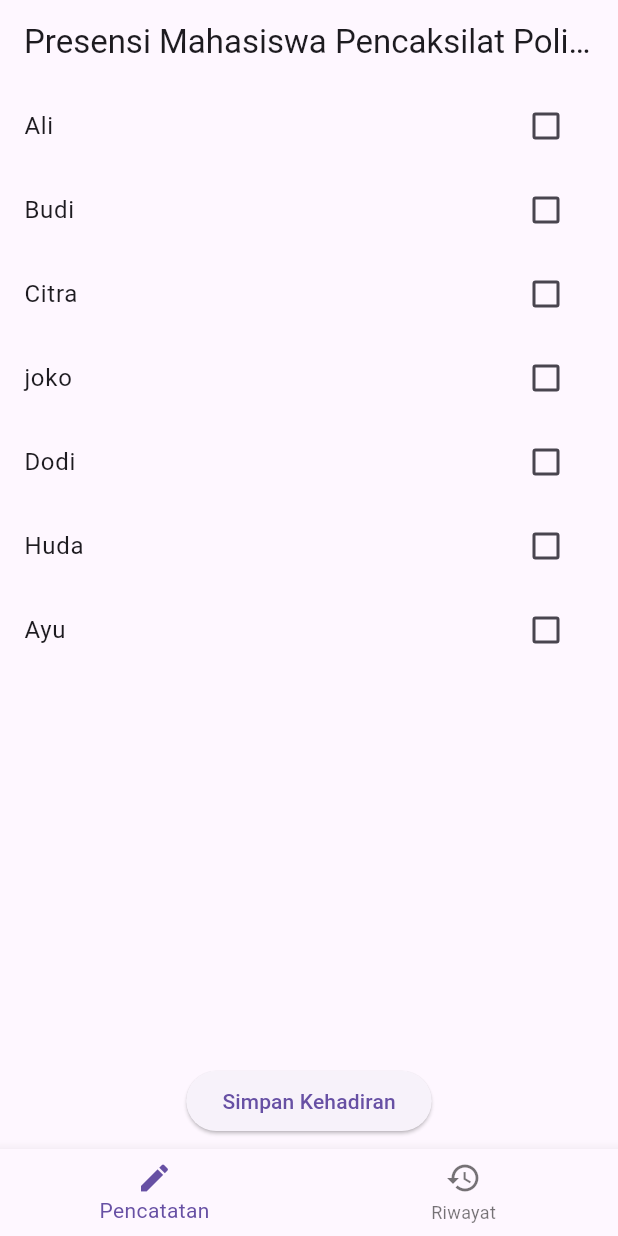
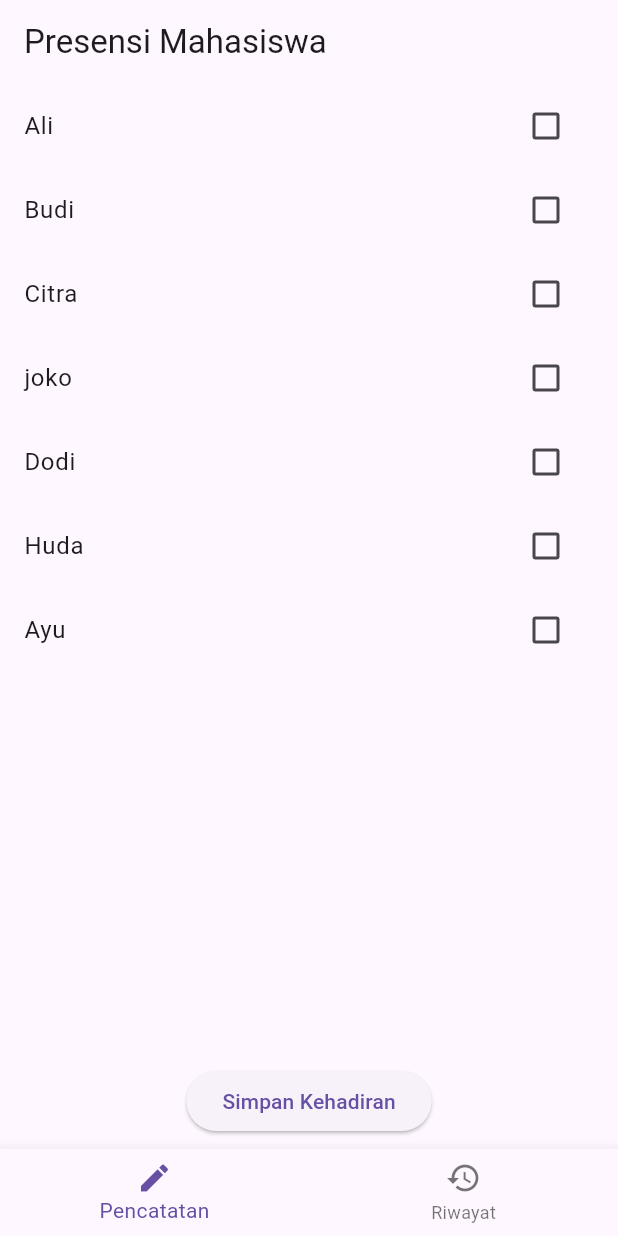
Before and after one commit to Al-faatih/monitoring_kehadiran_siswa, a Flutter app: the screen it shows after launch, on a phone screen of 412 x 824 dp. Run offline on Flutter 3.47's test engine with Material 3 defaults, Android fonts, the phone set to English and light mode, and no system bars.

Commit message:
kehadiran siswa

```diff
--- a/lib/screens/attendance_screen.dart
+++ b/lib/screens/attendance_screen.dart
@@ -8,7 +8,7 @@ class AttendanceScreen extends StatelessWidget {
     final provider = Provider.of<AttendanceProvider>(context);
 
     return Scaffold(
-      appBar: AppBar(title: Text('Presensi Mahasiswa Pencaksilat Poliwanngi')),
+      appBar: AppBar(title: Text('Presensi Mahasiswa')),
       body: Column(
         children: [
           Expanded(
```
